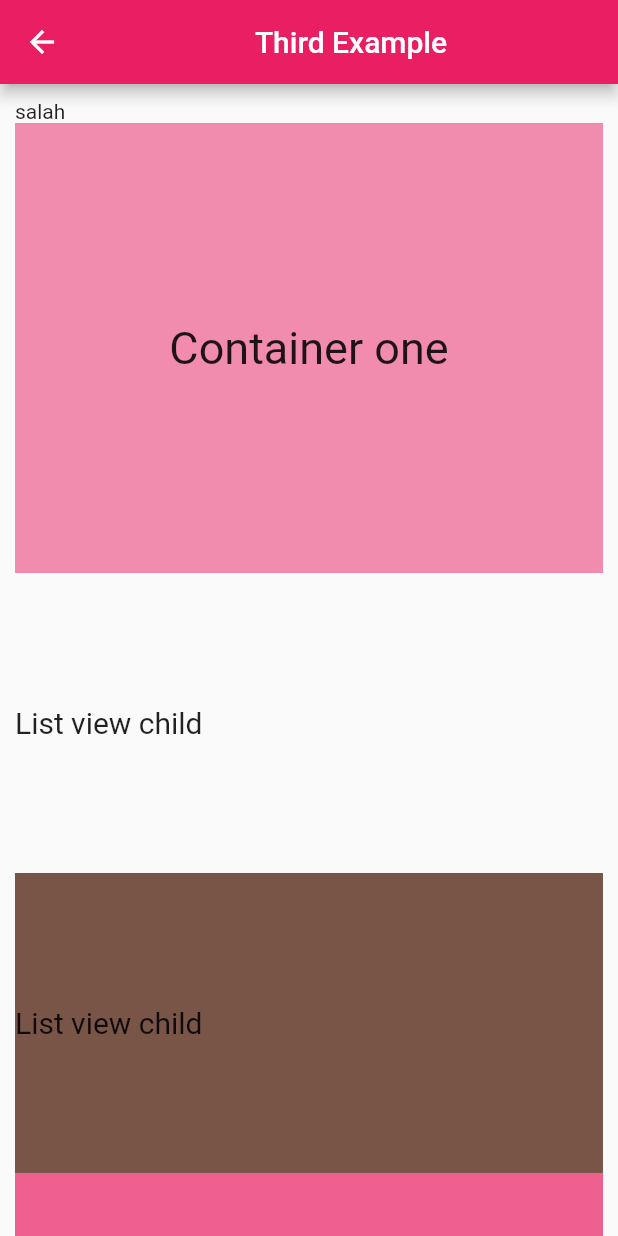
After one commit to SSalahAyman/flutter-widgets-tranning, a Flutter app: the Fifthexample screen opened directly, on a phone screen of 412 x 824 dp. The commit adds this screen. Run offline on Flutter 3.47's test engine with Material 2 defaults, Android fonts, the phone set to English and light mode, and no system bars; our stand-ins replace get.

Commit message:
finish five examples of list view

```diff
--- /dev/null
+++ b/listview/lib/screens/Fourth_example.dart
@@ -0,0 +1,68 @@
+import 'package:flutter/material.dart';
+
+class Fourthexample extends StatefulWidget {
+  const Fourthexample({super.key});
+
+  @override
+  State<Fourthexample> createState() => _FourthexampleState();
+}
+
+class _FourthexampleState extends State<Fourthexample> {
+  @override
+  Widget build(BuildContext context) {
+    return Scaffold(
+      appBar: AppBar(
+        backgroundColor: Colors.purple,
+        title: const Center(
+          child: Text("Third Example"),
+        ),
+      ),
+      body: Container(
+        child: ListView(
+            padding: EdgeInsets.all(10),
+            reverse: false, // default is false
+            scrollDirection: Axis.vertical, // Defauilt is vertical
+            physics: ClampingScrollPhysics(),
+            children: [
+              const Text("salah"),
+              Container(
+                height: 300,
+                color: Colors.purple.withOpacity(0.5),
+                child: const Center(
+                  child: Text(
+                    "Container one",
+                    style: TextStyle(fontSize: 30),
+                  ),
+                ),
+              ),
+              ListView(
+                shrinkWrap: true,
+
+                /// default is false
+                children: [],
+              ),
+              Container(
+                height: 300,
+                color: Colors.purple.withOpacity(0.7),
+                child: const Center(
+                  child: Text(
+                    "Container two",
+                    style: TextStyle(fontSize: 30),
+                  ),
+                ),
+              ),
+              Container(
+                height: 300,
+                color: Colors.purple.withOpacity(0.9),
+                child: const Center(
+                  child: Text(
+                    "Container three",
+                    style: TextStyle(fontSize: 30),
+                  ),
+                ),
+              ),
+            ]),
+      ),
+    );
+  }
+}
--- /dev/null
+++ b/listview/lib/screens/fifth_example.dart
@@ -0,0 +1,85 @@
+import 'package:flutter/material.dart';
+
+class Fifthexample extends StatefulWidget {
+  const Fifthexample({super.key});
+
+  @override
+  State<Fifthexample> createState() => _FifthexampleState();
+}
+
+class _FifthexampleState extends State<Fifthexample> {
+  @override
+  Widget build(BuildContext context) {
+    return Scaffold(
+      appBar: AppBar(
+        backgroundColor: Colors.pink,
+        title: const Center(
+          child: Text("Third Example"),
+        ),
+      ),
+      body: Container(
+        child: ListView(
+            padding: EdgeInsets.all(10),
+            reverse: false, // default is false
+            scrollDirection: Axis.vertical, // Defauilt is vertical
+            physics: ClampingScrollPhysics(),
+            children: [
+              const Text("salah"),
+              Container(
+                height: 300,
+                color: Colors.pink.withOpacity(0.5),
+                child: const Center(
+                  child: Text(
+                    "Container one",
+                    style: TextStyle(fontSize: 30),
+                  ),
+                ),
+              ),
+              ListView(
+                shrinkWrap: true, /////// default is false
+                physics: NeverScrollableScrollPhysics(),
+                children: [
+                  Container(
+                    alignment: Alignment.centerLeft,
+                    height: 200,
+                    child: const Text(
+                      "List view child",
+                      style: TextStyle(fontSize: 20),
+                    ),
+                  ),
+                  Container(
+                    alignment: Alignment.centerLeft,
+                    height: 200,
+                    color: Colors.brown,
+                    child: const Text(
+                      "List view child",
+                      style: TextStyle(fontSize: 20),
+                    ),
+                  )
+                ],
+              ),
+              Container(
+                height: 300,
+                color: Colors.pink.withOpacity(0.7),
+                child: const Center(
+                  child: Text(
+                    "Container two",
+                    style: TextStyle(fontSize: 30),
+                  ),
+                ),
+              ),
+              Container(
+                height: 300,
+                color: Colors.pink.withOpacity(0.9),
+                child: const Center(
+                  child: Text(
+                    "Container three",
+                    style: TextStyle(fontSize: 30),
+                  ),
+                ),
+              ),
+            ]),
+      ),
+    );
+  }
+}
--- a/listview/lib/screens/first_example.dart
+++ b/listview/lib/screens/first_example.dart
@@ -23,6 +23,7 @@ class _FirstexampleState extends State<Firstexample> {
           reverse: false, // default is false
           scrollDirection: Axis.vertical, // Defauilt is vertical
           physics: ClampingScrollPhysics(), //default scroll
+          // physics: BouncingScrollPhysics(),
           children: [
             Text("salah"),
             Container(
--- a/listview/lib/screens/second_example.dart
+++ b/listview/lib/screens/second_example.dart
@@ -12,9 +12,9 @@ class _SecondexampleState extends State<Secondexample> {
   Widget build(BuildContext context) {
     return Scaffold(
       appBar: AppBar(
-        backgroundColor: Colors.red,
+        backgroundColor: Colors.blue,
         title: const Center(
-          child: Text("First Example"),
+          child: Text("Second Example"),
         ),
       ),
       body: Container(
--- /dev/null
+++ b/listview/lib/screens/three_example.dart
@@ -0,0 +1,69 @@
+import 'package:flutter/material.dart';
+
+class Thirdexample extends StatefulWidget {
+  const Thirdexample({super.key});
+
+  @override
+  State<Thirdexample> createState() => _ThirdexampleState();
+}
+
+class _ThirdexampleState extends State<Thirdexample> {
+  @override
+  Widget build(BuildContext context) {
+    return Scaffold(
+      appBar: AppBar(
+        backgroundColor: Colors.orange,
+        title: const Center(
+          child: Text("Third Example"),
+        ),
+      ),
+      body: Container(
+        child: ListView(
+            padding: EdgeInsets.all(10),
+            reverse: false, // default is false
+            scrollDirection: Axis.vertical, // Defauilt is vertical
+            physics: ClampingScrollPhysics(),
+            children: [
+              const Text("salah"),
+              Container(
+                height: 300,
+                color: Colors.orange.withOpacity(0.5),
+                child: const Center(
+                  child: Text(
+                    "Container one",
+                    style: TextStyle(fontSize: 30),
+                  ),
+                ),
+              ),
+              Container(
+                height: 200,
+                child: ListView(
+                  // physics: NeverScrollableScrollPhysics(),
+                  children: [],
+                ),
+              ),
+              Container(
+                height: 300,
+                color: Colors.orange.withOpacity(0.7),
+                child: const Center(
+                  child: Text(
+                    "Container two",
+                    style: TextStyle(fontSize: 30),
+                  ),
+                ),
+              ),
+              Container(
+                height: 300,
+                color: Colors.orange.withOpacity(0.9),
+                child: const Center(
+                  child: Text(
+                    "Container three",
+                    style: TextStyle(fontSize: 30),
+                  ),
+                ),
+              ),
+            ]),
+      ),
+    );
+  }
+}
```
Also changed, not shown: listview/lib/screens/home_page.dart (+54 -0 lines), listview/lib/screens/sixith_example.dart (added).
